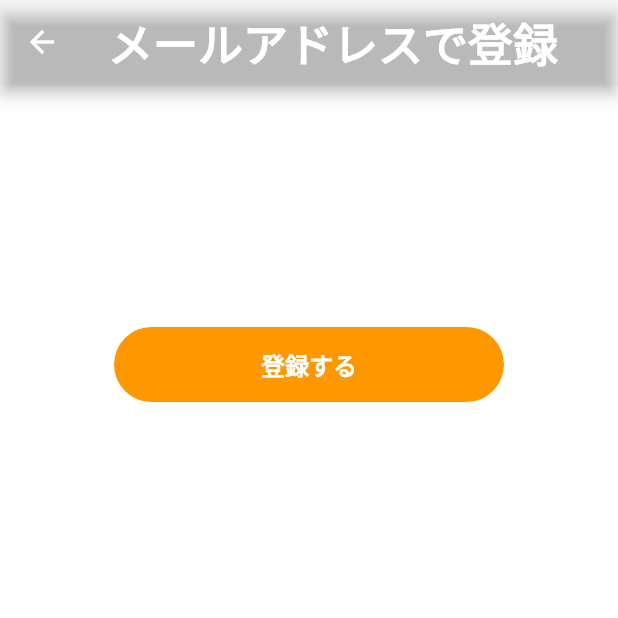
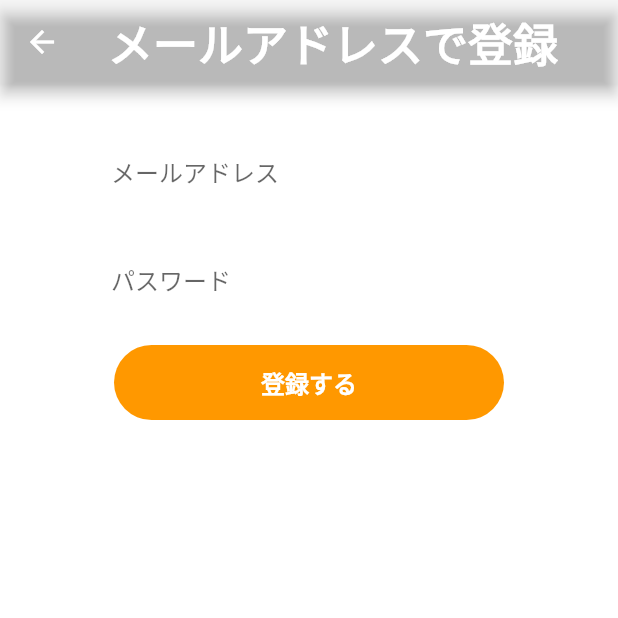
Before and after one commit to youmitsu/state_notifier_test_app, a Flutter app: the EmailSignUpPage screen opened directly with empty values, on a phone screen of 412 x 824 dp, the top half of it. Run offline on Flutter 3.47's test engine with Material 2 defaults, Android fonts, the phone set to English and light mode, and no system bars; our stand-ins replace firebase_auth, freezed_annotation, get_it, lottie, state_notifier; missing offline and left inert: flutter_state_notifier; accounts and stored records are empty; generated files the repository leaves out were written again.

Commit message:
implement textFormField

```diff
--- a/lib/feature/firebase/firebase_auth_provider.dart
+++ b/lib/feature/firebase/firebase_auth_provider.dart
@@ -12,6 +12,7 @@ class FirebaseAuthProvider {
       return result;
     } catch (e) {
       // TODO: ErrorHandling
+      return e;
     }
   }
 
--- a/lib/ui/page/welcome/signup/email_signup_page.dart
+++ b/lib/ui/page/welcome/signup/email_signup_page.dart
@@ -1,5 +1,6 @@
 import 'package:flutter/material.dart';
 import 'package:provider/provider.dart';
+import 'package:state_notifier_test_app/config/app_colors.dart';
 import 'package:state_notifier_test_app/ui/widget/submit_rounded_btn.dart';
 
 import 'state/email_signup_state.dart';
@@ -41,22 +42,49 @@ class _EmailSignUpPageState extends State<EmailSignUpPage> {
             mainAxisSize: MainAxisSize.min,
             children: <Widget>[
               Container(
-                height: 50,
+                height: 56,
                 width: 300,
+                padding: const EdgeInsets.only(left: 18),
+                alignment: Alignment.centerLeft,
                 decoration: BoxDecoration(
                   borderRadius: BorderRadius.circular(10),
                   color: Colors.white.withOpacity(0.9),
+                ),
+                child: TextFormField(
+                  keyboardType: TextInputType.emailAddress,
+                  style: Theme.of(context).textTheme.display3.copyWith(
+                        color: TextColor.black,
+                      ),
+                  decoration: InputDecoration.collapsed(hintText: 'メールアドレス'),
+                  onChanged: (value) {
+                    context.read<EmailSignUpStateNotifier>().updateEmail(value);
+                  },
                 ),
               ),
               const SizedBox(
                 height: 16,
               ),
               Container(
-                height: 50,
+                height: 56,
                 width: 300,
+                padding: const EdgeInsets.only(left: 18),
+                alignment: Alignment.centerLeft,
                 decoration: BoxDecoration(
                   borderRadius: BorderRadius.circular(10),
                   color: Colors.white.withOpacity(0.9),
+                ),
+                child: TextFormField(
+                  keyboardType: TextInputType.visiblePassword,
+                  style: Theme.of(context).textTheme.display3.copyWith(
+                        color: TextColor.black,
+                      ),
+                  decoration: InputDecoration.collapsed(hintText: 'パスワード'),
+                  obscureText: true,
+                  onChanged: (value) {
+                    context
+                        .read<EmailSignUpStateNotifier>()
+                        .updatePassword(value);
+                  },
                 ),
               ),
               const SizedBox(
@@ -66,7 +94,6 @@ class _EmailSignUpPageState extends State<EmailSignUpPage> {
                 text: '登録する',
                 onTap: () {
                   context.read<EmailSignUpStateNotifier>().signUp();
-//                  Navigator.of(context).pushNamed(SubmitLoadingPage.routeName);
                 },
               ),
               const SizedBox(
```
Also changed, not shown: lib/ui/page/welcome/signup/state/email_signup_state.dart (+8 -0 lines).
